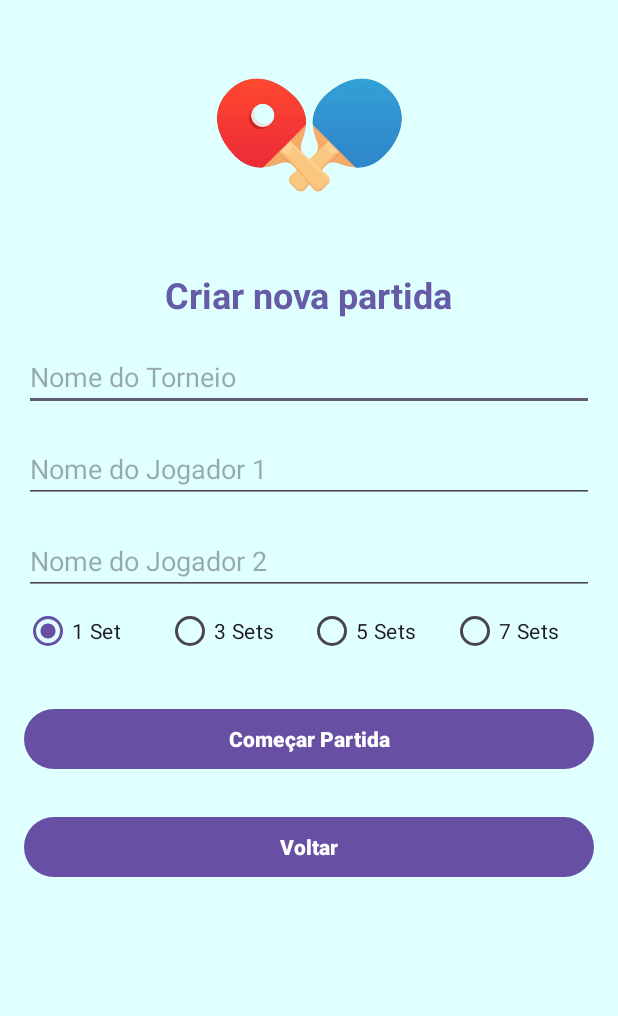
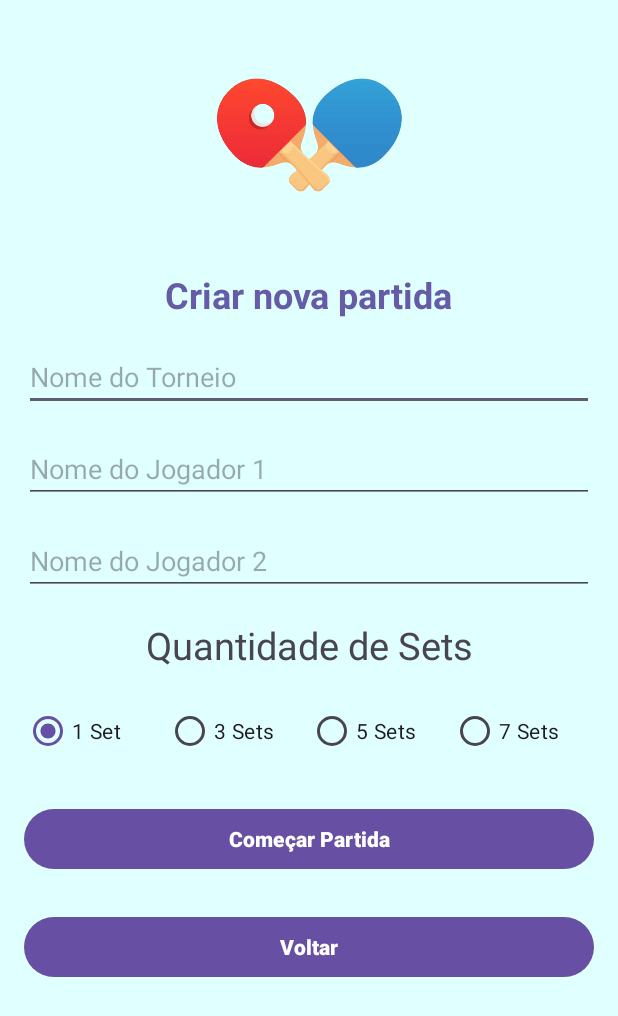
Before and after one commit to junior-rod/placartenisdemesa, an Android app: the NovoJogoActivity screen opened directly, with no data from a screen before it, on a phone screen of 412 x 824 dp. Shown: the top 1016 px of the screen. Run offline under Robolectric (Android 15) with nearby library versions, the phone set to English and light mode, and no system bars.

Commit message:
Incluindo sets

```diff
--- a/app/src/main/java/com/example/placartenisdemesa/GameData.kt
+++ b/app/src/main/java/com/example/placartenisdemesa/GameData.kt
@@ -11,13 +11,15 @@ class GameData(
     val setsJogadorUm: Int,
     val setsJogadorDois: Int,
     val pontosJogadorUm: Int,
-    val pontosJogadorDois: Int
+    val pontosJogadorDois: Int,
+    val quantidadeSets: Int
 ) : Parcelable {
     constructor(parcel: Parcel) : this(
         parcel.readString() ?: "",
         parcel.readString() ?: "",
         parcel.readString() ?: "",
         parcel.readString() ?: "",
+        parcel.readInt(),
         parcel.readInt(),
         parcel.readInt(),
         parcel.readInt(),
@@ -33,6 +35,7 @@ class GameData(
         parcel.writeInt(setsJogadorDois)
         parcel.writeInt(pontosJogadorUm)
         parcel.writeInt(pontosJogadorDois)
+        parcel.writeInt(quantidadeSets)
     }
 
     override fun describeContents(): Int {
--- a/app/src/main/java/com/example/placartenisdemesa/SorteioActivity.kt
+++ b/app/src/main/java/com/example/placartenisdemesa/SorteioActivity.kt
@@ -22,6 +22,7 @@ class SorteioActivity : AppCompatActivity() {
         val nomeTorneio = intent.getStringExtra("nome_torneio")
         val jogadorUm = intent.getStringExtra("jogador_um")
         val jogadorDois = intent.getStringExtra("jogador_dois")
+        val quantidadeSets = intent.getIntExtra("quantidade_sets", 1)
 
         Handler(Looper.getMainLooper()).postDelayed({
             val jogadorInicial = if (Random.nextBoolean()) jogadorUm else jogadorDois
@@ -32,6 +33,7 @@ class SorteioActivity : AppCompatActivity() {
                 jogoIntent.putExtra("jogador_um", jogadorUm)
                 jogoIntent.putExtra("jogador_dois", jogadorDois)
                 jogoIntent.putExtra("nome_torneio", nomeTorneio)
+                jogoIntent.putExtra("quantidade_sets", quantidadeSets)
                 startActivity(jogoIntent)
                 finish()
             }, 2000)
--- a/app/src/main/res/layout/activity_novo_jogo.xml
+++ b/app/src/main/res/layout/activity_novo_jogo.xml
@@ -47,7 +47,18 @@
         android:hint="Nome do Jogador 2"
         android:layout_marginTop="16dp" />
 
+    <TextView
+        android:id="@+id/textView"
+        android:layout_width="match_parent"
+        android:layout_height="wrap_content"
+        android:text="Quantidade de Sets"
+        android:textSize="25dp"
+        android:layout_marginTop="16dp"
+        android:layout_marginBottom="16dp"
+        android:gravity="center" />
+
     <RadioGroup
+        android:id="@+id/rgQuantidadeSets"
         android:layout_width="match_parent"
         android:layout_height="wrap_content"
         android:orientation="horizontal"
@@ -83,7 +94,6 @@
             android:text="7 Sets" />
     </RadioGroup>
 
-
     <Button
         android:id="@+id/btn_comecar_jogo"
         android:layout_width="match_parent"
--- a/gradle/libs.versions.toml
+++ b/gradle/libs.versions.toml
@@ -1,5 +1,5 @@
 [versions]
-agp = "8.5.0"
+agp = "8.5.1"
 kotlin = "1.9.0"
 coreKtx = "1.13.1"
 junit = "4.13.2"
```
Also changed, not shown: app/src/main/java/com/example/placartenisdemesa/JogoActivity.kt (+11 -13 lines), app/src/main/java/com/example/placartenisdemesa/JogosExistentesActivity.kt (+5 -15 lines), app/src/main/java/com/example/placartenisdemesa/NovoJogoActivity.kt (+12 -2 lines).
